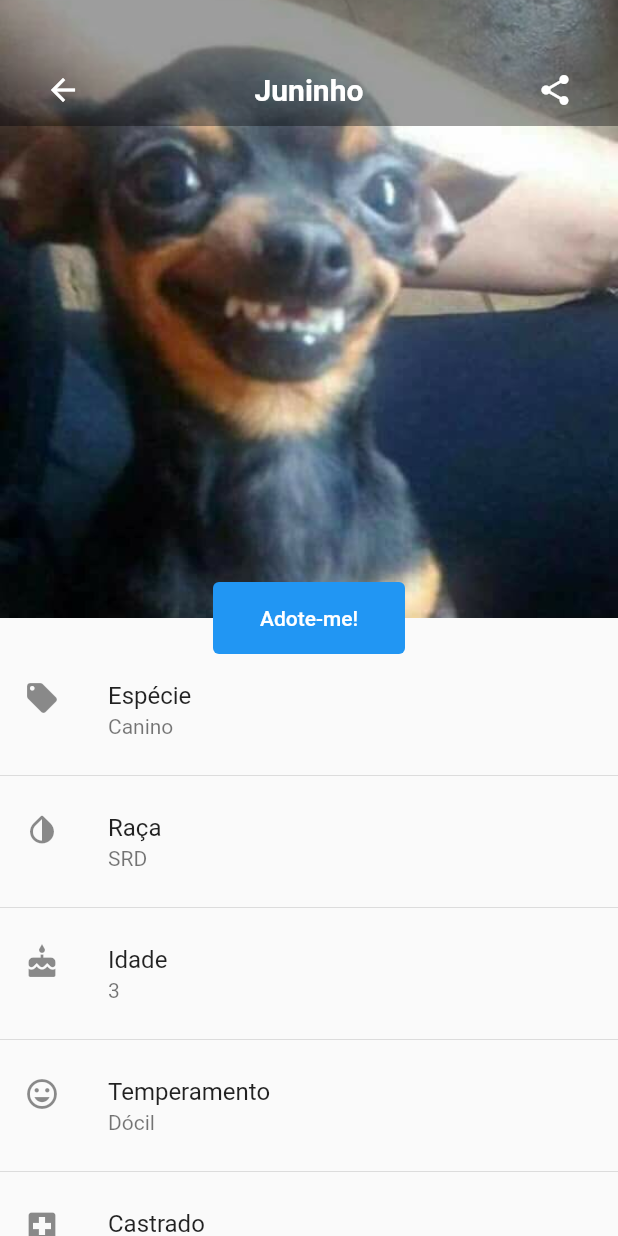
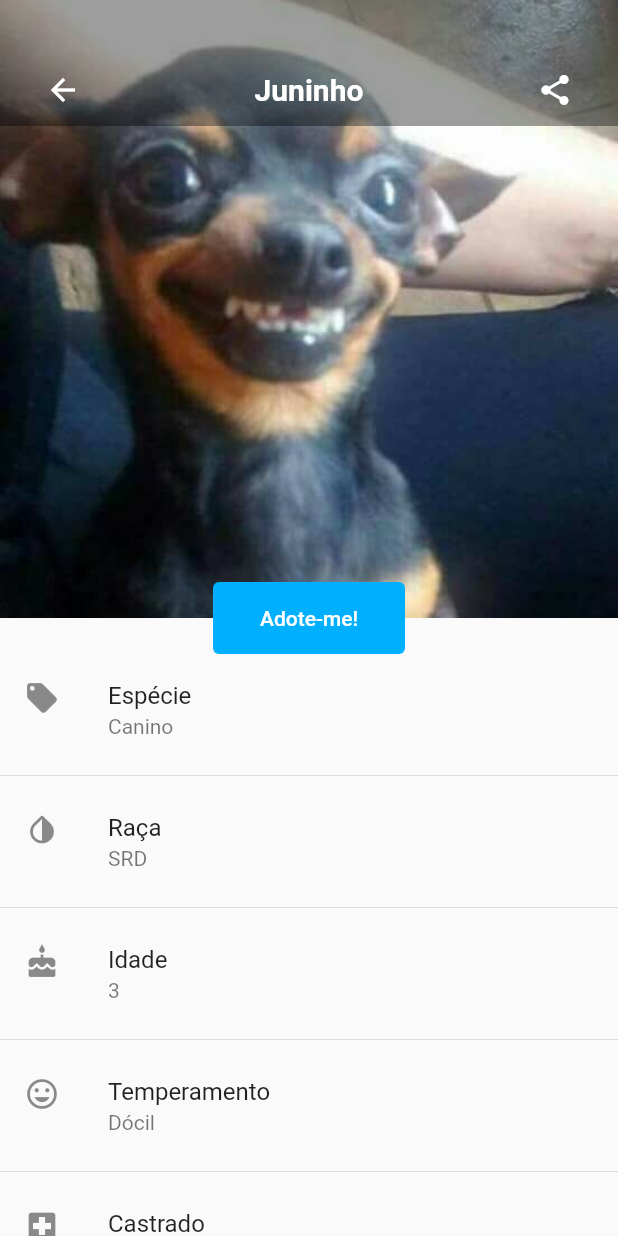
Before and after one commit to Wilian-N-Silva/the_walking_pets, a Flutter app: the Home screen opened directly, after a tap on "Juninho", on a phone screen of 412 x 824 dp. Run offline on Flutter 3.47's test engine with Material 2 defaults, Android fonts, the phone set to English and light mode, and no system bars; our stand-ins replace rive, share_plus.

Commit message:
ADD: New Rive animations color / ADD: Defined the app color palette

```diff
--- a/lib/main.dart
+++ b/lib/main.dart
@@ -2,6 +2,7 @@ import 'package:flutter/cupertino.dart';
 import 'package:flutter/material.dart';
 import 'package:the_walking_pets/screens/home.dart';
 import 'package:the_walking_pets/screens/login.dart';
+import 'package:the_walking_pets/screens/onboarding/step_one.dart';
 
 void main() {
   runApp(const MyApp());
@@ -17,7 +18,6 @@ class MyApp extends StatelessWidget {
       debugShowCheckedModeBanner: false,
       theme: ThemeData(
         primarySwatch: Colors.blue,
-        primaryColor: Colors.blue,
         // colorScheme: ColorScheme(secondary: Colors.blue),
       ),
       // routes: <String, WidgetBuilder>{
@@ -25,7 +25,7 @@ class MyApp extends StatelessWidget {
       //   '/presentationTwo': (BuildContext context) => const PresentationTwo(),
       // },
       // initialRoute: '/presentationOne',
-      home: const LoginPage(),
+      home: const OnboardingStepOne(),
     );
   }
 }
--- a/lib/screens/animal_profile.dart
+++ b/lib/screens/animal_profile.dart
@@ -157,7 +157,7 @@ class _AnimalProfileState extends State<AnimalProfile> {
                         const Size(128, 48.0),
                       ),
                       backgroundColor: MaterialStateProperty.all<Color>(
-                        Colors.blue,
+                        Colors.lightBlueAccent.shade400,
                       ),
                       foregroundColor:
                           MaterialStateProperty.all<Color>(Colors.white),
--- a/lib/screens/home.dart
+++ b/lib/screens/home.dart
@@ -1,5 +1,4 @@
 import 'package:flutter/material.dart';
-import 'package:flutter/services.dart';
 import 'package:the_walking_pets/data/animal.dart';
 import 'package:the_walking_pets/screens/animal_profile.dart';
 import 'package:the_walking_pets/screens/home_filter.dart';
@@ -21,7 +20,7 @@ class _HomeState extends State<Home> {
         title: const Text('Encontre seu novo amigo!'),
         centerTitle: true,
         elevation: 0,
-        backgroundColor: Colors.blue,
+        backgroundColor: Colors.lightBlueAccent.shade400,
         foregroundColor: Colors.white,
       ),
       drawer: const CustomDrawer(),
@@ -32,7 +31,7 @@ class _HomeState extends State<Home> {
               clipper: CurveClipper(),
               child: Container(
                 height: 120,
-                color: Colors.blue.shade700,
+                color: Colors.lightBlueAccent.shade700,
               ),
             ),
             Container(
@@ -101,7 +100,7 @@ class _HomeState extends State<Home> {
               child: Container(
                 height: 105,
                 width: double.infinity,
-                color: Theme.of(context).primaryColor,
+                color: Colors.lightBlueAccent.shade400,
               ),
             ),
             SizedBox(
--- a/lib/screens/onboarding/step_one.dart
+++ b/lib/screens/onboarding/step_one.dart
@@ -55,7 +55,7 @@ class OnboardingStepOne extends StatelessWidget {
             const SizedBox(
               height: 300.0,
               child: RiveAnimation.asset(
-                'assets/animations/good_doggy_pana.riv',
+                'assets/animations/blue/good_doggy_pana.riv',
                 animations: ['intro', 'idle'],
                 controllers: [],
               ),
--- a/lib/screens/onboarding/step_three.dart
+++ b/lib/screens/onboarding/step_three.dart
@@ -34,7 +34,7 @@ class OnboardingStepThree extends StatelessWidget {
             const SizedBox(
               height: 300.0,
               child: RiveAnimation.asset(
-                'assets/animations/veterinary_pana.riv',
+                'assets/animations/blue/veterinary_pana.riv',
                 animations: ['intro', 'idle'],
               ),
             ),
--- a/lib/screens/onboarding/step_two.dart
+++ b/lib/screens/onboarding/step_two.dart
@@ -78,7 +78,7 @@ class OnboardingStepTwo extends StatelessWidget {
             const SizedBox(
               height: 300.0,
               child: RiveAnimation.asset(
-                'assets/animations/good_doggy_bro.riv',
+                'assets/animations/blue/good_doggy_bro.riv',
               ),
             ),
 
--- a/lib/widgets/custom_drawer.dart
+++ b/lib/widgets/custom_drawer.dart
@@ -67,7 +67,7 @@ class _CustomDrawerState extends State<CustomDrawer> {
             clipper: CurveClipper(),
             child: Container(
               height: 220,
-              color: Colors.blue.shade700,
+              color: Colors.lightBlueAccent.shade700,
             ),
           ),
           ClipPath(
@@ -75,7 +75,7 @@ class _CustomDrawerState extends State<CustomDrawer> {
             child: Container(
               height: 205,
               width: double.infinity,
-              color: Theme.of(context).primaryColor,
+              color: Colors.lightBlueAccent.shade400,
             ),
           ),
           SafeArea(
```
Also changed, not shown: lib/screens/login.dart (+17 -8 lines), pubspec.yaml (+8 -4 lines), 12 other files.
